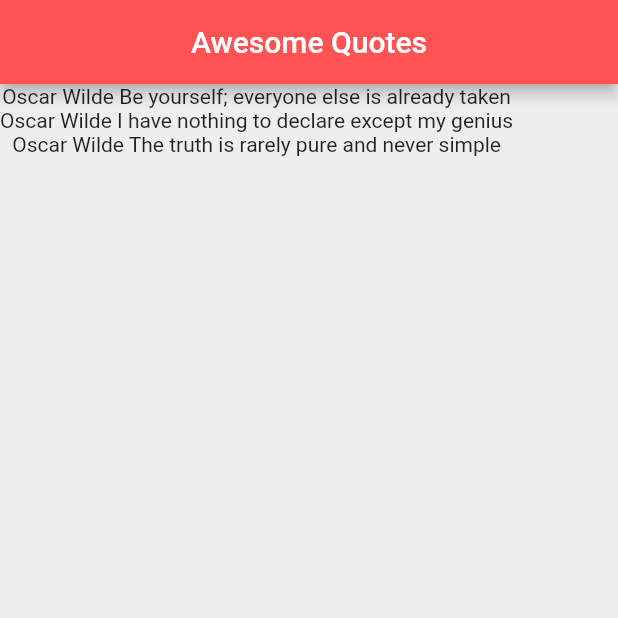
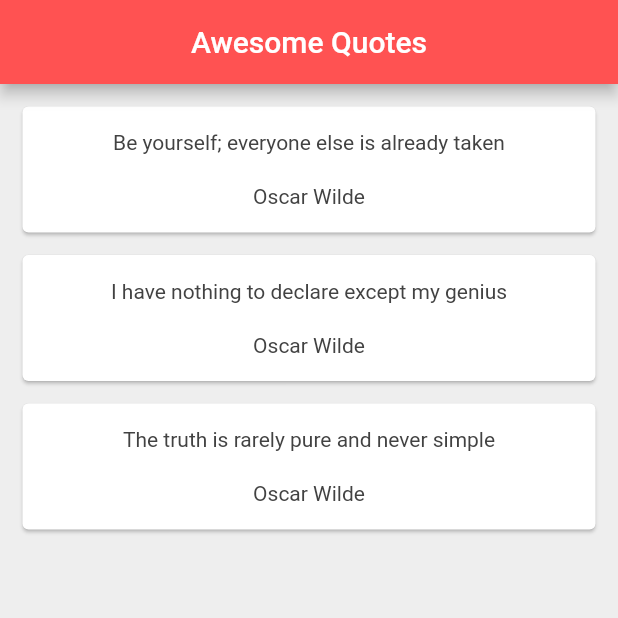
Before and after one commit to GrzegorzBanaszak/flutter_tut, a Flutter app: the screen it shows after launch, on a phone screen of 412 x 824 dp, the top half of it. Run offline on Flutter 3.47's test engine with Material 2 defaults, Android fonts, the phone set to English and light mode, and no system bars.

Commit message:
Card example and custom widget

```diff
--- a/lib/main.dart
+++ b/lib/main.dart
@@ -1,4 +1,5 @@
 import 'package:flutter/material.dart';
+import 'package:flutter_tut/quote_card.dart';
 import "./quote.dart";
 
 void main() {
@@ -38,7 +39,8 @@ class _QuoteListState extends State<QuoteList> {
         backgroundColor: Colors.redAccent,
       ),
       body: Column(
-        children: quotes.map((e) => Text('${e.author} ${e.text}')).toList(),
+        crossAxisAlignment: CrossAxisAlignment.stretch,
+        children: quotes.map((e) => QuoteCard(quote: e)).toList(),
       ),
     );
   }
--- /dev/null
+++ b/lib/quote_card.dart
@@ -0,0 +1,30 @@
+import 'package:flutter/material.dart';
+import "./quote.dart";
+
+class QuoteCard extends StatelessWidget {
+  final Quote quote;
+  const QuoteCard({required this.quote});
+
+  @override
+  Widget build(BuildContext context) {
+    return Card(
+      margin: const EdgeInsets.fromLTRB(15.0, 15.0, 15.0, 0),
+      child: Padding(
+        padding: const EdgeInsets.all(16.0),
+        child: Column(
+          children: [
+            Text(
+              quote.text,
+              style: TextStyle(color: Colors.grey[800]),
+            ),
+            const SizedBox(height: 20.0),
+            Text(
+              quote.author,
+              style: TextStyle(color: Colors.grey[800]),
+            ),
+          ],
+        ),
+      ),
+    );
+  }
+}
```
